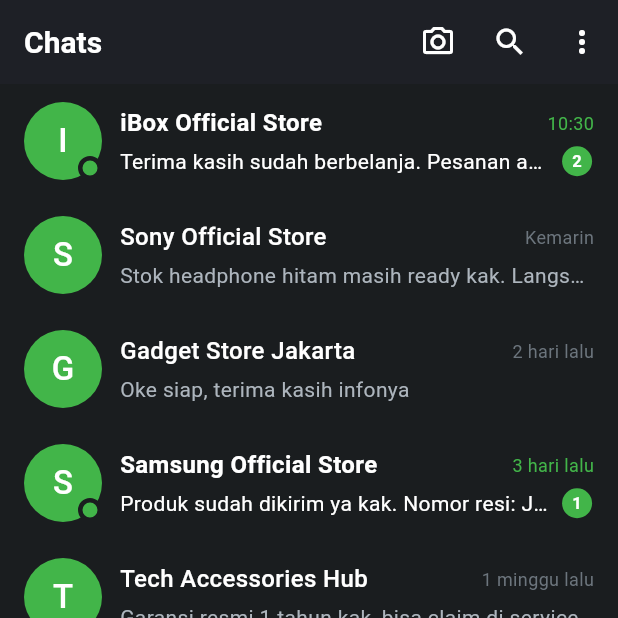
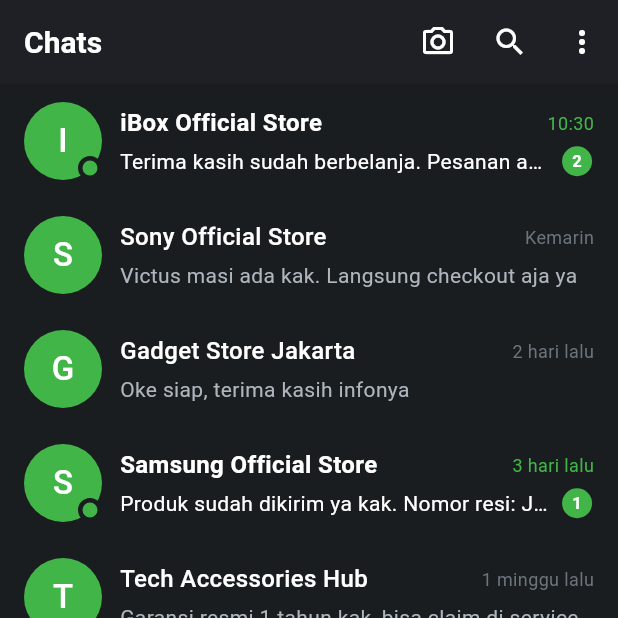
Before and after one commit to MIKAgata/Toko-Apps, a Flutter app: the screen it shows after launch, item 3 of the bottom bar chosen, on a phone screen of 412 x 824 dp, the top half of it. Run offline on Flutter 3.47's test engine with Material 3 defaults, Android fonts, the phone set to English and light mode, and no system bars.

Commit message:
modified chat_page

```diff
--- a/lib/chat_page.dart
+++ b/lib/chat_page.dart
@@ -79,7 +79,7 @@
       id: '2',
       sellerName: 'Sony Official Store',
       sellerAvatar: '',
-      lastMessage: 'Stok headphone hitam masih ready kak. Langsung checkout aja ya',
+      lastMessage: 'Victus masi ada kak. Langsung checkout aja ya',
       timestamp: 'Kemarin',
       unreadCount: 0,
       isOnline: false,
```
